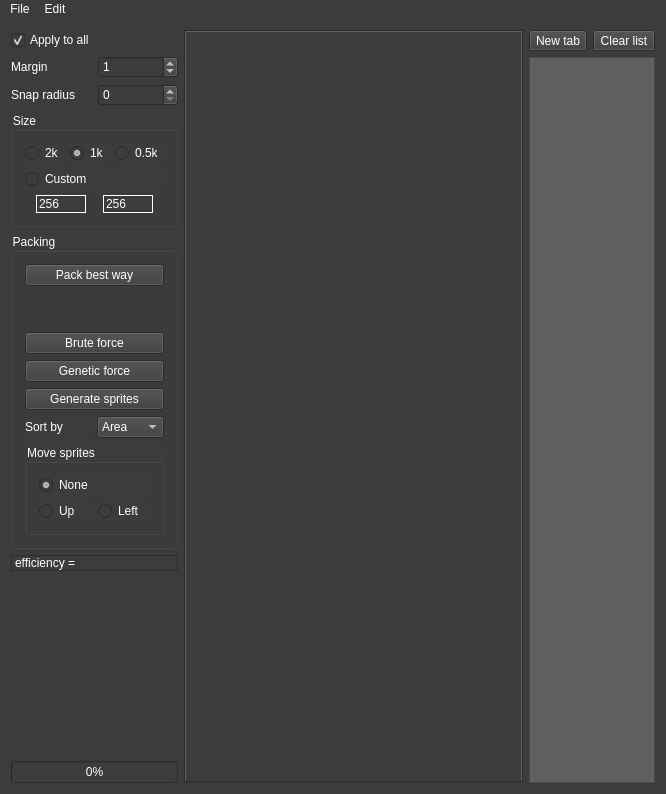
This is mainwindow.ui in 7ururu/AtlasCreator as Qt 5 draws it before an edit. The edited form follows.
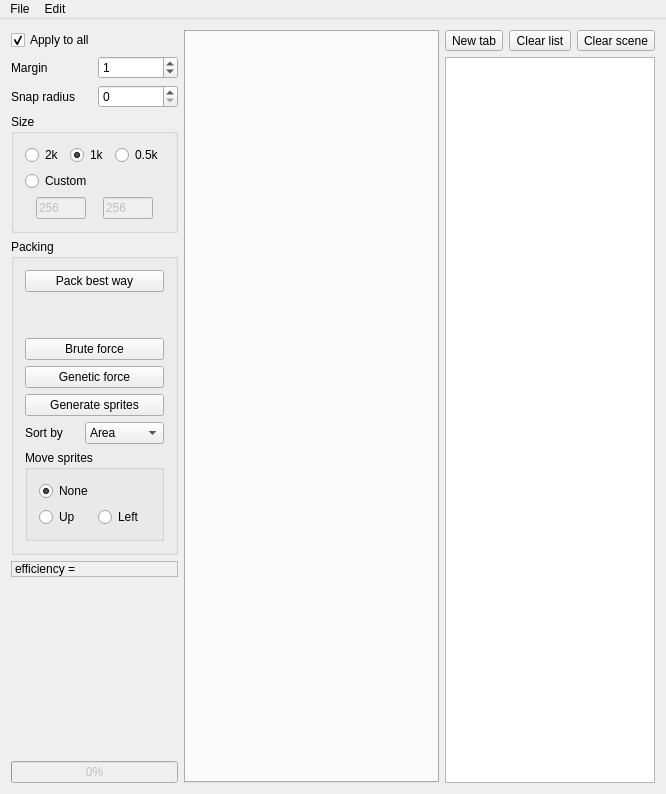
This is the edited form. Custom widgets are drawn as their Qt base class.

Diff of the .ui file:
```diff
--- a/mainwindow.ui
+++ b/mainwindow.ui
@@ -14,22 +14,7 @@
    <string>AtlasCreator</string>
   </property>
   <property name="styleSheet">
-   <string notr="true">QObject
-{
-background-color:rgb(60, 60, 60);
-color:rgb(255, 255, 255);
-}
-
-QPushButton:hover
-{
-	background-color:rgb(160, 160, 160);
-}
-
-QLineEdit
-{
-	border:1px solid white;
-}
-</string>
+   <string notr="true"/>
   </property>
   <widget class="QWidget" name="centralWidget">
    <layout class="QHBoxLayout" name="horizontalLayout_2">
@@ -145,7 +130,7 @@
            <item row="1" column="0" colspan="3">
             <widget class="QRadioButton" name="radioButtonCustom">
              <property name="enabled">
-              <bool>false</bool>
+              <bool>true</bool>
              </property>
              <property name="text">
               <string>Custom</string>
@@ -220,6 +205,11 @@
                <string>Area</string>
               </property>
              </item>
+             <item>
+              <property name="text">
+               <string>Max side</string>
+              </property>
+             </item>
              <item>
               <property name="text">
                <string>Height</string>
@@ -383,7 +373,7 @@
     </item>
     <item>
      <layout class="QGridLayout" name="gridLayout">
-      <item row="1" column="0" colspan="2">
+      <item row="1" column="0" colspan="3">
        <widget class="QSpritesListWidget" name="spritesListWidget">
         <property name="sizePolicy">
          <sizepolicy hsizetype="Preferred" vsizetype="Expanding">
@@ -392,14 +382,7 @@
          </sizepolicy>
         </property>
         <property name="styleSheet">
-         <string notr="true">QListView 
-{
-	background-color: rgba(96, 96, 96, 255);
-}
-QListWidget::item
-{
- 	border: 1px solid black;
-}</string>
+         <string notr="true"/>
         </property>
         <property name="tabKeyNavigation">
          <bool>false</bool>
@@ -444,6 +427,13 @@
         </property>
        </widget>
       </item>
+      <item row="0" column="2">
+       <widget class="QToolButton" name="toolButtonClearScene">
+        <property name="text">
+         <string>Clear scene</string>
+        </property>
+       </widget>
+      </item>
      </layout>
     </item>
    </layout>
@@ -482,41 +472,65 @@
    <property name="text">
     <string>Add sprites</string>
    </property>
+   <property name="shortcut">
+    <string>Ctrl+A</string>
+   </property>
   </action>
   <action name="actionSaveAtlas">
    <property name="text">
     <string>Save atlas</string>
    </property>
+   <property name="shortcut">
+    <string>Ctrl+S</string>
+   </property>
   </action>
   <action name="actionDeleteActiveItem">
    <property name="text">
     <string>Delete active item</string>
    </property>
+   <property name="shortcut">
+    <string>Del</string>
+   </property>
   </action>
   <action name="actionMoveItemUp">
    <property name="text">
     <string>Move item up</string>
    </property>
+   <property name="shortcut">
+    <string>Up</string>
+   </property>
   </action>
   <action name="actionMoveItemDown">
    <property name="text">
     <string>Move item down</string>
    </property>
+   <property name="shortcut">
+    <string>Down</string>
+   </property>
   </action>
   <action name="actionMoveItemLeft">
    <property name="text">
     <string>Move item left</string>
    </property>
+   <property name="shortcut">
+    <string>Left</string>
+   </property>
   </action>
   <action name="actionMoveItemRight">
    <property name="text">
     <string>Move item right</string>
    </property>
+   <property name="shortcut">
+    <string>Right</string>
+   </property>
   </action>
   <action name="actionAddFolder">
    <property name="text">
     <string>Add folder</string>
    </property>
+   <property name="shortcut">
+    <string>Ctrl+F</string>
+   </property>
   </action>
  </widget>
  <layoutdefault spacing="6" margin="11"/>
```
